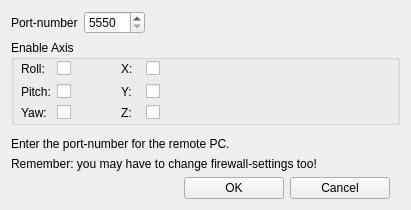
Qt form ftnoir_tracker_rift/ftnoir_rift_clientcontrols.ui (opentrack/opentrack) before a commit.
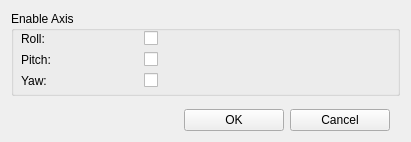
The same form after that commit. Icons and pictures are not drawn.

Patch:
```diff
--- a/ftnoir_tracker_rift/ftnoir_rift_clientcontrols.ui
+++ b/ftnoir_tracker_rift/ftnoir_rift_clientcontrols.ui
@@ -7,7 +7,7 @@
     <x>0</x>
     <y>0</y>
     <width>411</width>
-    <height>210</height>
+    <height>142</height>
    </rect>
   </property>
   <property name="windowTitle">
@@ -24,40 +24,6 @@
    <bool>false</bool>
   </property>
   <layout class="QVBoxLayout" name="_vertical_layout">
-   <item>
-    <layout class="QGridLayout" name="gridLayout">
-     <item row="1" column="0">
-      <widget class="QLabel" name="label_5">
-       <property name="text">
-        <string>Port-number</string>
-       </property>
-      </widget>
-     </item>
-     <item row="1" column="1">
-      <widget class="QSpinBox" name="spinPortNumber">
-       <property name="minimum">
-        <number>5550</number>
-       </property>
-       <property name="maximum">
-        <number>10000</number>
-       </property>
-      </widget>
-     </item>
-     <item row="1" column="2">
-      <spacer name="horizontalSpacer_3">
-       <property name="orientation">
-        <enum>Qt::Horizontal</enum>
-       </property>
-       <property name="sizeHint" stdset="0">
-        <size>
-         <width>40</width>
-         <height>20</height>
-        </size>
-       </property>
-      </spacer>
-     </item>
-    </layout>
-   </item>
    <item>
     <widget class="QGroupBox" name="groupBox_3">
      <property name="minimumSize">
@@ -151,91 +117,6 @@
          </property>
         </widget>
        </item>
-       <item row="0" column="3">
-        <widget class="QLabel" name="label_14">
-         <property name="text">
-          <string>X:</string>
-         </property>
-        </widget>
-       </item>
-       <item row="0" column="4">
-        <widget class="QCheckBox" name="chkEnableX">
-         <property name="maximumSize">
-          <size>
-           <width>20</width>
-           <height>16777215</height>
-          </size>
-         </property>
-         <property name="layoutDirection">
-          <enum>Qt::LeftToRight</enum>
-         </property>
-         <property name="text">
-          <string/>
-         </property>
-        </widget>
-       </item>
-       <item row="1" column="3">
-        <widget class="QLabel" name="label_15">
-         <property name="text">
-          <string>Y:</string>
-         </property>
-        </widget>
-       </item>
-       <item row="1" column="4">
-        <widget class="QCheckBox" name="chkEnableY">
-         <property name="maximumSize">
-          <size>
-           <width>20</width>
-           <height>16777215</height>
-          </size>
-         </property>
-         <property name="layoutDirection">
-          <enum>Qt::LeftToRight</enum>
-         </property>
-         <property name="text">
-          <string/>
-         </property>
-        </widget>
-       </item>
-       <item row="2" column="3">
-        <widget class="QLabel" name="label_16">
-         <property name="text">
-          <string>Z:</string>
-         </property>
-        </widget>
-       </item>
-       <item row="2" column="4">
-        <widget class="QCheckBox" name="chkEnableZ">
-         <property name="maximumSize">
-          <size>
-           <width>20</width>
-           <height>16777215</height>
-          </size>
-         </property>
-         <property name="layoutDirection">
-          <enum>Qt::LeftToRight</enum>
-         </property>
-         <property name="text">
-          <string/>
-         </property>
-        </widget>
-       </item>
-       <item row="0" column="2">
-        <spacer name="horizontalSpacer_4">
-         <property name="orientation">
-          <enum>Qt::Horizontal</enum>
-         </property>
-         <property name="sizeType">
-          <enum>QSizePolicy::Minimum</enum>
-         </property>
-         <property name="sizeHint" stdset="0">
-          <size>
-           <width>40</width>
-           <height>20</height>
-          </size>
-         </property>
-        </spacer>
-       </item>
       </layout>
      </widget>
     </widget>
@@ -253,27 +134,6 @@
      </property>
     </spacer>
    </item>
-   <item>
-    <layout class="QVBoxLayout" name="verticalLayout">
-     <item>
-      <widget class="QLabel" name="label">
-       <property name="text">
-        <string>Enter the port-number for the remote PC.</string>
-       </property>
-       <property name="wordWrap">
-        <bool>true</bool>
-       </property>
-      </widget>
-     </item>
-     <item>
-      <widget class="QLabel" name="label_3">
-       <property name="text">
-        <string>Remember: you may have to change firewall-settings too!</string>
-       </property>
-      </widget>
-     </item>
-    </layout>
-   </item>
    <item>
     <layout class="QHBoxLayout" name="horizontalLayout">
      <item>
```
Left out of the diff: 47 changed lines with no effect on the pictures.
